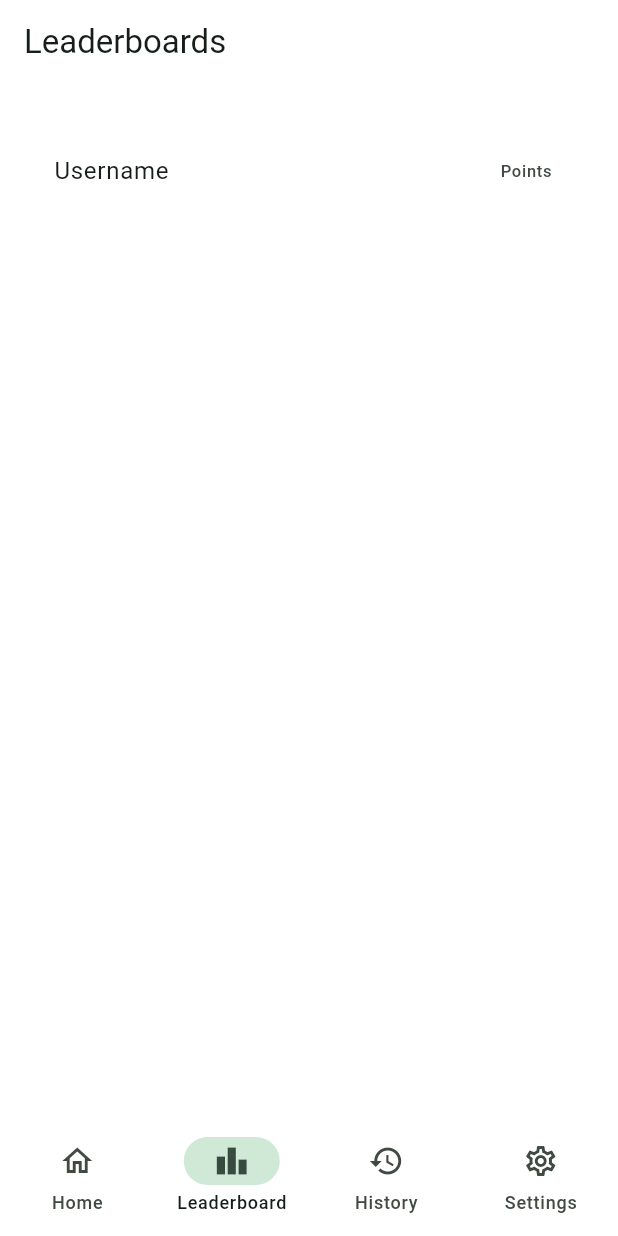
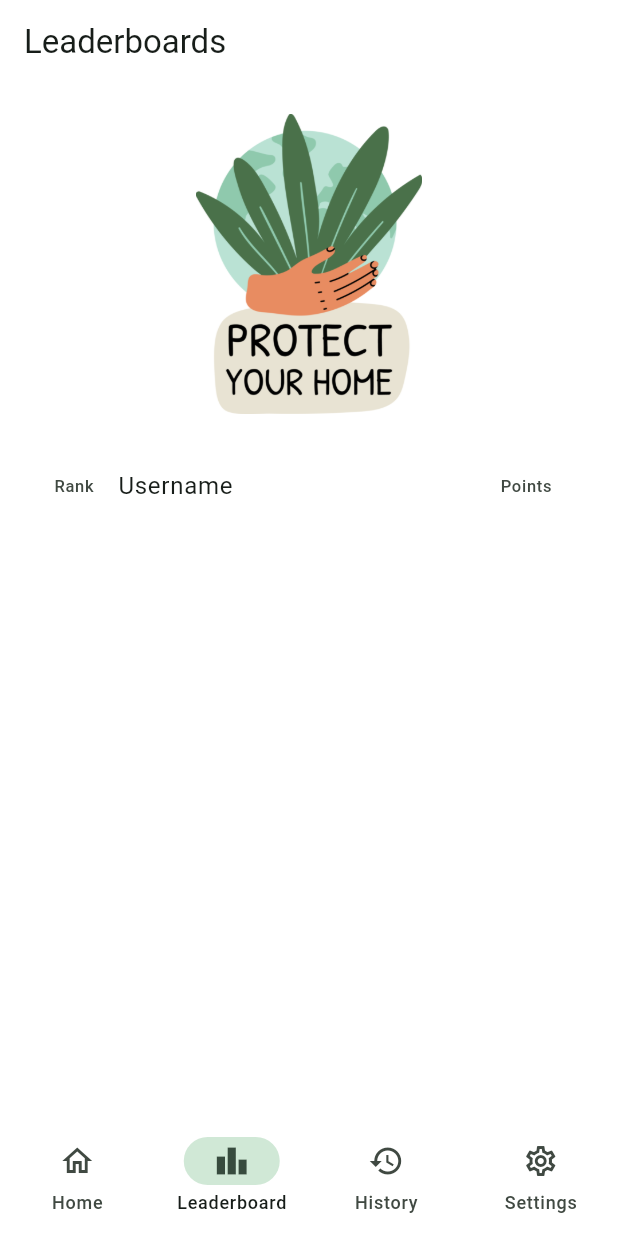
Before and after one commit to QR-Earth/app, a Flutter app: the LeaderboardPage screen opened by its route, on a phone screen of 412 x 824 dp. Run offline on Flutter 3.47's test engine with Material 3 defaults, Android fonts, the phone set to English and light mode, and no system bars; our stand-ins replace go_router, shared_preferences; missing offline and left inert: mobile_scanner; accounts and stored records are empty; network calls fail.

Commit message:
more ui fixes

```diff
--- a/lib/home/pages/leaderboard_page.dart
+++ b/lib/home/pages/leaderboard_page.dart
@@ -26,24 +26,46 @@ class _LeaderboardPageState extends State<LeaderboardPage> {
       appBar: AppBar(
         // title: Text('Home Page'),
         title: const Text('Leaderboards'),
+        forceMaterialTransparency: true,
+        scrolledUnderElevation: 0,
+        backgroundColor: Colors.transparent,
       ),
       body: SafePadding(
-        child: ListView.builder(
-          itemCount: leaderboardList.length + 1,
-          itemBuilder: (context, index) {
-            if (index == 0) {
-              return const ListTile(
+        child: Column(
+          mainAxisAlignment: MainAxisAlignment.start,
+          mainAxisSize: MainAxisSize.max,
+          crossAxisAlignment: CrossAxisAlignment.center,
+          children: [
+            const SizedBox(
+              height: 20,
+            ),
+            Image.asset(
+              "assets/images/asset3.png",
+              height: 200,
+            ),
+            const SizedBox(
+              height: 20,
+            ),
+            const ListTile(
+              leading: Text('Rank'),
               title: Text('Username'),
               trailing: Text('Points'),
-              );
-            }
+            ),
+            Expanded(
+              child: ListView.builder(
+                itemCount: leaderboardList.length,
+                itemBuilder: (context, index) {
                   return Card(
                     child: ListTile(
-                title: Text(leaderboardList[index - 1].username),
-                trailing: Text(leaderboardList[index - 1].points.toString()),
+                      leading: Text((index + 1).toString()),
+                      title: Text(leaderboardList[index].username),
+                      trailing: Text(leaderboardList[index].points.toString()),
                     ),
                   );
                 },
+              ),
+            )
+          ],
         ),
       ),
     );
--- a/lib/home/screen.dart
+++ b/lib/home/screen.dart
@@ -21,6 +21,7 @@ class HomeScreen extends StatelessWidget {
     return Scaffold(
       appBar: AppBar(
         systemOverlayStyle: SystemUiOverlayStyle(
+          statusBarColor: Theme.of(context).colorScheme.surface,
           systemNavigationBarColor: Theme.of(context).colorScheme.surface,
         ),
         toolbarHeight: 0,
--- a/lib/home/widgets/safe_padding.dart
+++ b/lib/home/widgets/safe_padding.dart
@@ -8,7 +8,7 @@ class SafePadding extends StatelessWidget {
   Widget build(BuildContext context) {
     return SafeArea(
       child: Padding(
-        padding: const EdgeInsets.fromLTRB(20.0, 30.0, 20.0, 0.0),
+        padding: const EdgeInsets.fromLTRB(20.0, 0.0, 20.0, 0.0),
         child: child,
       ),
     );
--- a/pubspec.yaml
+++ b/pubspec.yaml
@@ -1,7 +1,7 @@
 name: qr_earth
 description: "Plastic Recycle App"
 publish_to: "none"
-version: 0.2.1
+version: 0.2.0+2
 
 environment:
   sdk: ">=3.4.0 <4.0.0"
```
Also changed, not shown: lib/home/pages/history_page.dart (+26 -1 lines), lib/home/pages/home_page.dart (+13 -8 lines), lib/home/pages/settings_page.dart (+7 -1 lines). Lines whose indentation alone changed are shown as unchanged.
